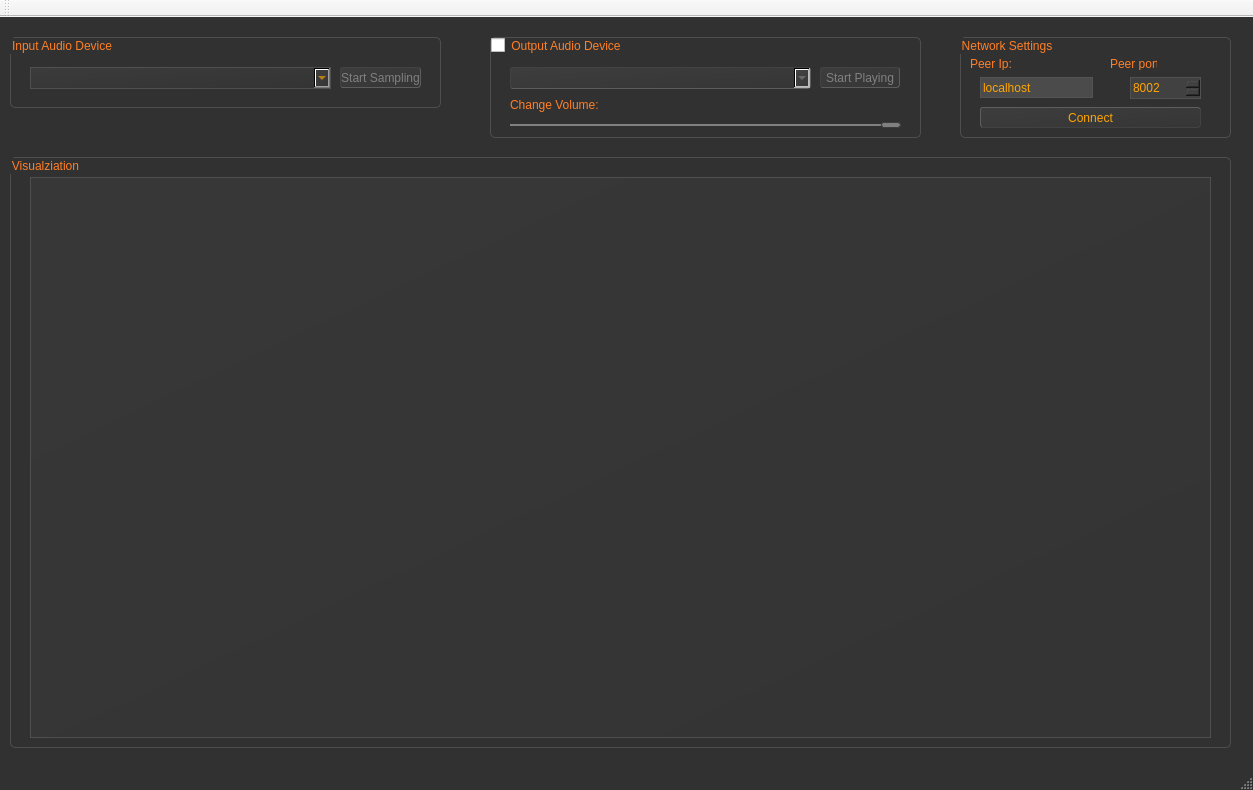
Above: mainwindow.ui from scyphio122/Live_Audio_Streaming_App before the change. Below: the same form after it.
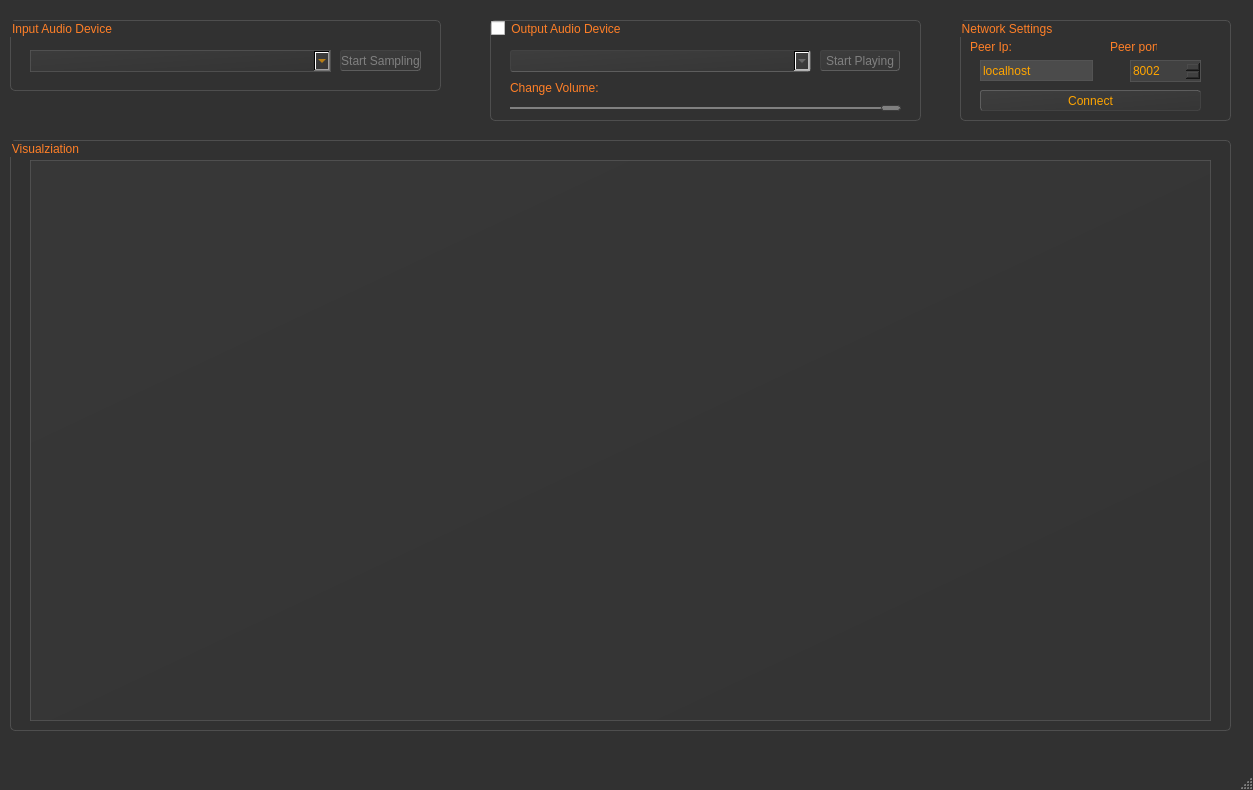
That is the form after the change.

Diff of the .ui file:
```diff
--- a/mainwindow.ui
+++ b/mainwindow.ui
@@ -546,14 +546,6 @@
     </rect>
    </property>
   </widget>
-  <widget class="QToolBar" name="mainToolBar">
-   <attribute name="toolBarArea">
-    <enum>TopToolBarArea</enum>
-   </attribute>
-   <attribute name="toolBarBreak">
-    <bool>false</bool>
-   </attribute>
-  </widget>
   <widget class="QStatusBar" name="statusBar"/>
  </widget>
  <layoutdefault spacing="6" margin="11"/>
```
